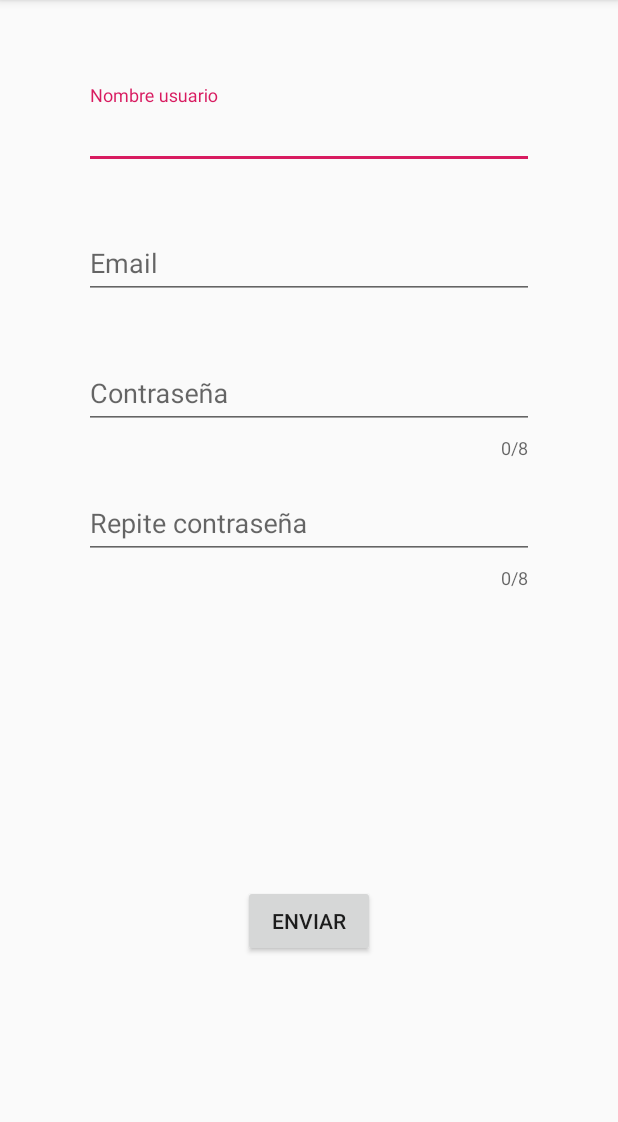
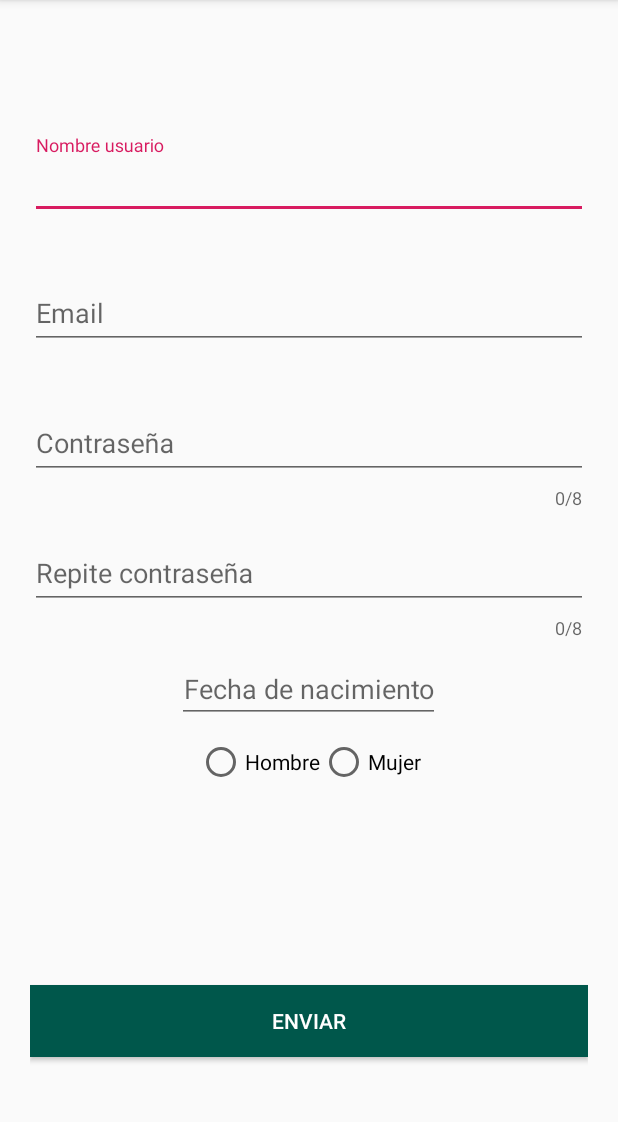
Before and after one commit to cmadrid19/CiroFitness, an Android app: the SignUpActivity screen opened directly, with no data from a screen before it, on a phone screen of 412 x 824 dp, the part 84-1206 px from its top. Run offline under Robolectric (Android 15) with nearby library versions, the phone set to English and light mode, and no system bars.

```diff
--- a/CiroFitness/app/src/main/java/com/example/cirofitness/constants/Routes.kt
+++ b/CiroFitness/app/src/main/java/com/example/cirofitness/constants/Routes.kt
@@ -7,3 +7,4 @@ package com.example.cirofitness.constants
 const val IP = "http://82.223.204.147:4740"
 const val LOGIN = "/auth/login"
 const val SIGN_UP = "/auth/signUp"
+const val PASS_FORGOTTEN = ""
--- a/CiroFitness/app/src/main/res/layout/activity_main.xml
+++ b/CiroFitness/app/src/main/res/layout/activity_main.xml
@@ -75,7 +75,8 @@
                 android:layout_height="wrap_content"
                 android:layout_marginTop="10dp"
                 android:layout_marginBottom="10dp"
-                android:text="@string/contrasenha_olvidada"/>
+                android:text="@string/contrasenha_olvidada"
+                android:onClick="passForgotten"/>
 
             <CheckBox
                 android:layout_width="wrap_content"
--- a/CiroFitness/app/src/main/res/layout/activity_sign_in.xml
+++ b/CiroFitness/app/src/main/res/layout/activity_sign_in.xml
@@ -11,32 +11,33 @@
         android:layout_height="match_parent"
         android:gravity="center"
         android:orientation="vertical"
-        android:weightSum="100">
-
+        android:weightSum="100"
+        android:paddingLeft="20dp"
+        android:paddingRight="20dp">
 
         <LinearLayout
             android:layout_width="match_parent"
             android:layout_height="0dp"
-            android:layout_weight="60"
+            android:layout_weight="80"
             android:gravity="center"
             android:orientation="vertical">
 
             <com.google.android.material.textfield.TextInputLayout
-                android:layout_width="300dp"
+                android:layout_width="match_parent"
                 android:layout_height="wrap_content"
                 android:layout_marginBottom="@dimen/padding_10"
                 app:errorEnabled="true">
 
                 <com.google.android.material.textfield.TextInputEditText
                     android:id="@+id/cajaUser"
-                    android:layout_width="300dp"
+                    android:layout_width="match_parent"
                     android:layout_height="wrap_content"
                     android:hint="Nombre usuario"
                     android:inputType="text" />
             </com.google.android.material.textfield.TextInputLayout>
 
             <com.google.android.material.textfield.TextInputLayout
-                android:layout_width="300dp"
+                android:layout_width="match_parent"
                 android:layout_height="wrap_content"
                 android:layout_marginBottom="@dimen/padding_10"
                 app:errorEnabled="true">
@@ -50,7 +51,7 @@
             </com.google.android.material.textfield.TextInputLayout>
 
             <com.google.android.material.textfield.TextInputLayout
-                android:layout_width="300dp"
+                android:layout_width="match_parent"
                 android:layout_height="wrap_content"
                 android:layout_marginBottom="@dimen/padding_10"
                 app:counterEnabled="true"
@@ -66,7 +67,7 @@
             </com.google.android.material.textfield.TextInputLayout>
 
             <com.google.android.material.textfield.TextInputLayout
-                android:layout_width="300dp"
+                android:layout_width="match_parent"
                 android:layout_height="wrap_content"
                 android:layout_marginBottom="@dimen/padding_10"
                 app:counterEnabled="true"
@@ -80,20 +81,53 @@
                     android:hint="Repite contraseña"
                     android:inputType="textPassword" />
             </com.google.android.material.textfield.TextInputLayout>
+
+            <com.google.android.material.textfield.TextInputEditText
+                android:id="@+id/cajaFechaNacimiento"
+                android:layout_width="wrap_content"
+                android:layout_height="wrap_content"
+                android:layout_marginBottom="@dimen/padding_10"
+                android:clickable="true"
+                android:onClick="escogerFecha"
+                android:focusable="false"
+                android:gravity="center"
+                android:hint="@string/fecha_nacimiento"
+                android:inputType="date"
+                android:maxLines="1" >
+            </com.google.android.material.textfield.TextInputEditText>
+
+            <RadioGroup
+                android:id="@+id/cajaSexo"
+                android:layout_width="wrap_content"
+                android:layout_height="wrap_content"
+                android:orientation="horizontal">
+                <RadioButton
+                    android:id="@+id/H"
+                    android:text="Hombre"
+                    android:layout_width="wrap_content"
+                    android:layout_height="wrap_content"></RadioButton>
+                <RadioButton
+                    android:id="@+id/M"
+                    android:text="Mujer"
+                    android:layout_width="wrap_content"
+                    android:layout_height="wrap_content"></RadioButton>
+            </RadioGroup>
+
         </LinearLayout>
 
         <LinearLayout
             android:layout_width="match_parent"
             android:layout_height="0dp"
-            android:layout_weight="40"
+            android:layout_weight="20"
             android:gravity="center">
 
             <Button
-                android:layout_width="wrap_content"
+                style="@style/btn"
+                android:layout_width="match_parent"
                 android:layout_height="wrap_content"
                 android:onClick="enviar"
-                android:text="@string/enviar"></Button>
-
+                android:text="@string/enviar"
+                android:layout_marginBottom="10dp"></Button>
         </LinearLayout>
     </LinearLayout>
 </androidx.constraintlayout.widget.ConstraintLayout>
--- a/CiroFitness/app/src/main/res/values/strings.xml
+++ b/CiroFitness/app/src/main/res/values/strings.xml
@@ -8,4 +8,5 @@
     <string name="sin_conexion_internet">No hay conexion a intenet</string>
     <string name="validar">Validar</string>
     <string name="enviar">Enviar</string>
+    <string name="fecha_nacimiento">Fecha de nacimiento</string>
 </resources>
```
Also changed, not shown: CiroFitness/app/src/main/AndroidManifest.xml (+7 -5 lines), CiroFitness/app/src/main/java/com/example/cirofitness/activities/MainActivity.kt (+16 -5 lines), CiroFitness/app/src/main/java/com/example/cirofitness/activities/RecoverPassActivity.kt (added, +55 -0 lines), CiroFitness/app/src/main/java/com/example/cirofitness/activities/SignUpActivity.kt (+96 -4 lines), CiroFitness/app/src/main/java/com/example/cirofitness/client/user.kt (+37 -0 lines), CiroFitness/app/src/main/java/com/example/cirofitness/data/model/user.kt (added, +29 -0 lines), CiroFitness/app/src/main/java/com/example/cirofitness/util/DatePickerDialog.kt (added, +38 -0 lines), CiroFitness/app/src/main/res/layout/activity_recover_pass.xml (added, +43 -0 lines), 401 other files.
